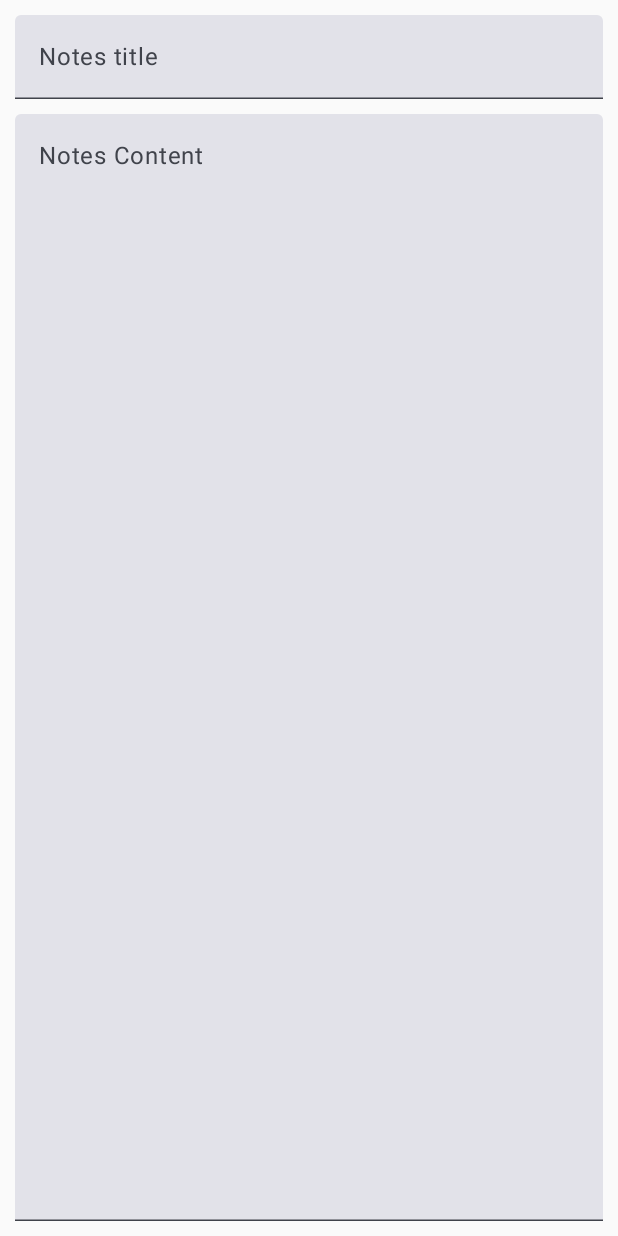
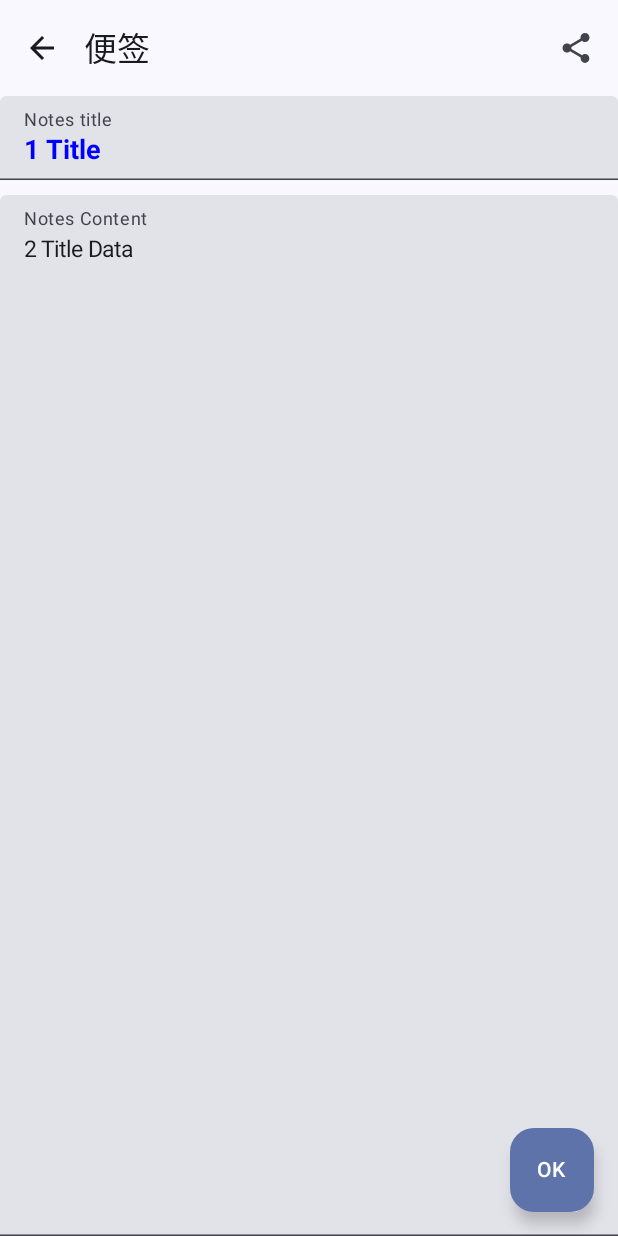
Before and after one commit to zhujiang521/Notes, an Android app built with Jetpack Compose: the screen it shows after launch (MainActivity), after a tap on an icon or button, on a phone screen of 412 x 824 dp. Run offline under Robolectric (Android 15) with nearby library versions, the phone set to English and light mode, and no system bars; our stand-ins replace Room's generated code, livedata-compose; 1 other tap on this screen came first.

Commit message:
简单实现编辑页面状态切换

```diff
--- a/app/src/main/AndroidManifest.xml
+++ b/app/src/main/AndroidManifest.xml
@@ -15,8 +15,8 @@
         <activity
             android:name=".MainActivity"
             android:exported="true"
-            android:label="@string/app_name"
-            android:theme="@style/Theme.Notes">
+            android:theme="@style/Theme.Notes"
+            android:windowSoftInputMode="stateVisible|adjustResize">
             <intent-filter>
                 <action android:name="android.intent.action.MAIN" />
 
--- a/app/src/main/java/com/zj/notes/EditNotesFragment.kt
+++ b/app/src/main/java/com/zj/notes/EditNotesFragment.kt
@@ -6,15 +6,16 @@ import android.view.LayoutInflater
 import android.view.View
 import android.view.ViewGroup
 import androidx.compose.foundation.layout.*
-import androidx.compose.material3.ExperimentalMaterial3Api
-import androidx.compose.material3.Text
-import androidx.compose.material3.TextField
+import androidx.compose.material.icons.Icons
+import androidx.compose.material.icons.filled.*
+import androidx.compose.material3.*
 import androidx.compose.runtime.getValue
 import androidx.compose.runtime.livedata.observeAsState
 import androidx.compose.runtime.mutableStateOf
 import androidx.compose.runtime.remember
 import androidx.compose.runtime.setValue
 import androidx.compose.ui.Modifier
+import androidx.compose.ui.focus.onFocusChanged
 import androidx.compose.ui.graphics.Color
 import androidx.compose.ui.platform.ComposeView
 import androidx.compose.ui.text.TextStyle
@@ -23,6 +24,7 @@ import androidx.compose.ui.unit.dp
 import androidx.compose.ui.unit.sp
 import androidx.fragment.app.Fragment
 import androidx.fragment.app.viewModels
+import com.zj.model.NoteInfo
 import com.zj.notes.ui.theme.NotesTheme
 
 private const val NOTES_ITEM_ID = "NOTES_ITEM_ID"
@@ -50,19 +52,95 @@ class EditNotesFragment : Fragment() {
             setContent {
                 NotesTheme {
                     val noteInfo by viewModel.noteInfoLiveData.observeAsState()
-                    Column(
-                        modifier = Modifier
-                            .fillMaxSize()
-                            .padding(10.dp)
-                    ) {
+                    val notesState by viewModel.noteState.observeAsState(NormalNotesState)
                     var titleValue by remember { mutableStateOf("") }
                     var contentValue by remember { mutableStateOf("") }
-//                        titleValue = noteInfo?.title ?: ""
-//                        contentValue = noteInfo?.data ?: ""
+                    if (notesState is NormalNotesState) {
+                        titleValue = noteInfo?.title ?: ""
+                        contentValue = noteInfo?.data ?: ""
+                    }
                     Log.d(
                         "ZHUJIANG123",
                         "onCreateView: noteInfo:$noteInfo titleValue:$titleValue   contentValue:$contentValue"
                     )
+                    Scaffold(
+                        modifier = Modifier.fillMaxSize(),
+                        topBar = { /*.标题栏..*/
+                            TopAppBar(
+                                title = { Text(if (notesState is EditNotesState) "编辑便签" else "便签") },
+                                navigationIcon = {
+                                    IconButton(onClick = { activity?.onBackPressed() }) {
+                                        Icon(Icons.Filled.ArrowBack, "")
+                                    }
+                                },
+                                actions = {
+                                    if (notesState is EditNotesState) {
+                                        IconButton(onClick = {
+                                            if (noteInfo == null) {
+                                                viewModel.insertNoteInfo(
+                                                    NoteInfo(
+                                                        title = titleValue,
+                                                        data = contentValue
+                                                    )
+                                                )
+                                            } else {
+                                                viewModel.updateNoteInfo(noteInfo?.apply {
+                                                    title = titleValue
+                                                    data = contentValue
+                                                })
+                                            }
+                                            activity?.onBackPressed()
+                                        }) {
+                                            Icon(Icons.Filled.Done, "")
+                                        }
+                                    } else {
+                                        IconButton(onClick = { /*.点击事件..*/ }) {
+                                            Icon(Icons.Filled.Share, "")
+                                        }
+                                    }
+                                })
+                        },
+                        floatingActionButton = { /*.悬浮按钮..*/
+                            FloatingActionButton(onClick = {
+                                // Floating点击事件
+                            }) {
+                                Text("OK")
+                            }
+                        },
+                        bottomBar = {
+                            if (notesState is EditNotesState) {
+                                Row(modifier = Modifier.fillMaxWidth()) {
+                                    IconButton(modifier = Modifier.weight(1f), onClick = { }) {
+                                        Icon(Icons.Filled.ArrowBack, "")
+                                    }
+                                    IconButton(modifier = Modifier.weight(1f), onClick = { }) {
+                                        Icon(Icons.Filled.ArrowForward, "")
+                                    }
+                                    IconButton(modifier = Modifier.weight(1f), onClick = { }) {
+                                        Icon(Icons.Filled.ShoppingCart, "")
+                                    }
+                                    IconButton(modifier = Modifier.weight(1f), onClick = { }) {
+                                        Icon(Icons.Filled.ThumbUp, "")
+                                    }
+                                    IconButton(modifier = Modifier.weight(1f), onClick = { }) {
+                                        Icon(Icons.Filled.AccountBox, "")
+                                    }
+                                }
+                            }
+                        },
+                        content = { /*.主内容..*/
+                            Column(
+                                modifier = Modifier
+                                    .fillMaxSize()
+                                    .padding(it)
+                                    .onFocusChanged { focusState ->
+                                        if (focusState.hasFocus) {
+                                            viewModel.setNotesState(EditNotesState)
+                                        } else {
+                                            viewModel.setNotesState(NormalNotesState)
+                                        }
+                                    }
+                            ) {
                                 TextField(
                                     value = titleValue,
                                     onValueChange = { titleValue = it },
@@ -88,6 +166,8 @@ class EditNotesFragment : Fragment() {
 
                             }
                         }
+                    )
+                }
             }
         }
     }
--- a/app/src/main/java/com/zj/notes/EditNotesViewModel.kt
+++ b/app/src/main/java/com/zj/notes/EditNotesViewModel.kt
@@ -3,6 +3,7 @@ package com.zj.notes
 import android.app.Application
 import android.util.Log
 import androidx.lifecycle.AndroidViewModel
+import androidx.lifecycle.LiveData
 import androidx.lifecycle.MutableLiveData
 import androidx.lifecycle.viewModelScope
 import com.zj.model.NoteInfo
@@ -21,10 +22,25 @@ class EditNotesViewModel(application: Application) : AndroidViewModel(applicatio
 
     val noteInfoLiveData = MutableLiveData<NoteInfo?>()
 
+    val noteState: LiveData<NotesState> get() = _noteState
+
+    private val _noteState = MutableLiveData<NotesState>()
+
+    fun setNotesState(notesState: NotesState) {
+        if (notesState == _noteState.value) {
+            return
+        }
+        _noteState.postValue(notesState)
+    }
+
     /**
      * 修改
      */
-    fun updateNoteInfo(noteInfo: NoteInfo) {
+    fun updateNoteInfo(noteInfo: NoteInfo?) {
+        if (noteInfo == null) {
+            Log.w(TAG, "updateNoteInfo: noteInfo is null")
+            return
+        }
         viewModelScope.launch(Dispatchers.IO) {
             val update = noteDao.update(noteInfo)
             Log.d(TAG, "updateNoteInfo: $update")
@@ -59,3 +75,11 @@ class EditNotesViewModel(application: Application) : AndroidViewModel(applicatio
     }
 
 }
+
+sealed class NotesState
+
+// 编辑状态
+object EditNotesState : NotesState()
+
+// 普通状态
+object NormalNotesState : NotesState()
--- a/app/src/main/java/com/zj/notes/MainActivity.kt
+++ b/app/src/main/java/com/zj/notes/MainActivity.kt
@@ -2,15 +2,15 @@ package com.zj.notes
 
 import android.os.Bundle
 import androidx.activity.viewModels
+import androidx.appcompat.app.AppCompatActivity
 import androidx.core.view.WindowCompat
-import androidx.fragment.app.FragmentActivity
 import androidx.fragment.app.FragmentTransaction
 import androidx.fragment.app.commit
 import androidx.slidingpanelayout.widget.SlidingPaneLayout
 import com.zj.model.NoteInfo
 import com.zj.notes.databinding.ActivityMainBinding
 
-class MainActivity : FragmentActivity(), NotesListAdapter.NotesItemClickListener {
+class MainActivity : AppCompatActivity(), NotesListAdapter.NotesItemClickListener {
 
     private lateinit var binding: ActivityMainBinding
     private lateinit var notesListAdapter: NotesListAdapter
--- a/model/src/main/java/com/zj/model/NoteInfo.kt
+++ b/model/src/main/java/com/zj/model/NoteInfo.kt
@@ -15,8 +15,8 @@ import androidx.room.PrimaryKey
 @Entity(tableName = "note_info")
 data class NoteInfo(
     @PrimaryKey(autoGenerate = true) val uid: Int = 0,
-    @ColumnInfo(name = "create_time") val createTime: Long = System.currentTimeMillis(),
-    @ColumnInfo(name = "modified_time") val modifiedTime: Long = System.currentTimeMillis(),
-    @ColumnInfo(name = "title") val title: String = "Default",
-    @ColumnInfo(name = "data") val data: String = "Default Data"
+    @ColumnInfo(name = "create_time") var createTime: Long = System.currentTimeMillis(),
+    @ColumnInfo(name = "modified_time") var modifiedTime: Long = System.currentTimeMillis(),
+    @ColumnInfo(name = "title") var title: String = "Default",
+    @ColumnInfo(name = "data") var data: String = "Default Data"
 )
```
Lines whose indentation alone changed are shown as unchanged.
